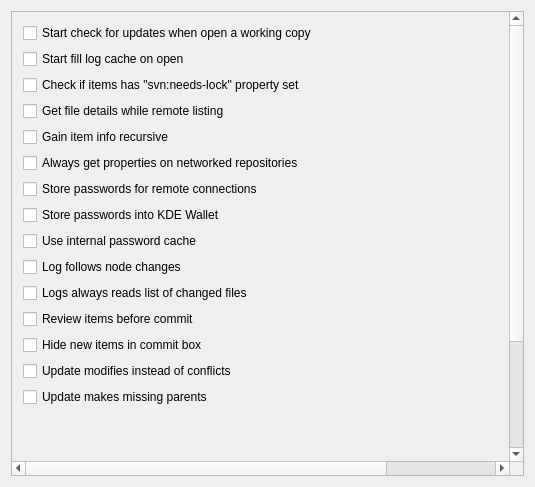
Above: src/settings/subversion_settings.ui from KDE/kdesvn before the change. Below: the same form after it.
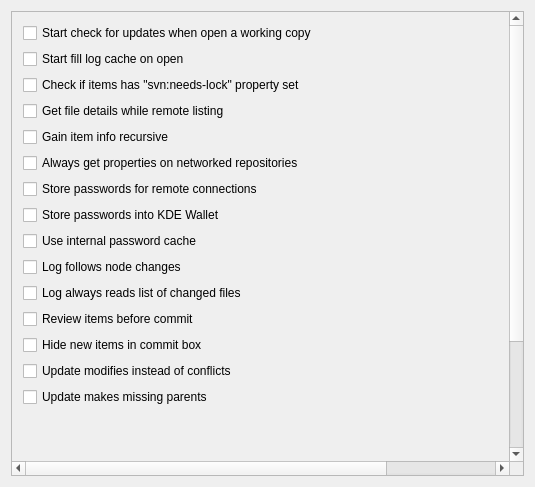
That is the form after the change.

The edit to the form file:
```diff
--- a/src/settings/subversion_settings.ui
+++ b/src/settings/subversion_settings.ui
@@ -186,7 +186,7 @@
               <string>Reading lists of changed files may sometimes a little bit slow down things. But if this feature is switched off, kdesvn may fail generating differences between node changes from within the log viewer.</string>
              </property>
              <property name="text">
-              <string>Logs always reads list of changed files</string>
+              <string>Log always reads list of changed files</string>
              </property>
              <property name="shortcut">
               <string/>
```
